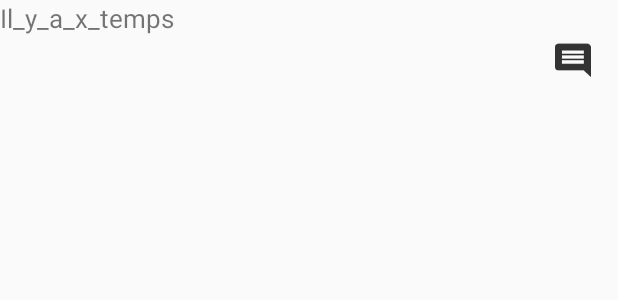
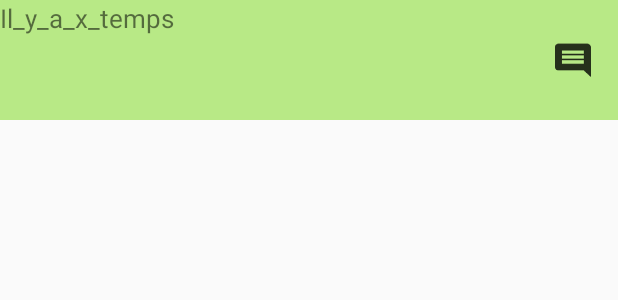
Before and after one commit to MiguelFerreiraMendes/MoodTacker, an Android app: the layout historycell_recycleview.xml on its own in the app's theme, with its tools: preview values and no code run, on a phone screen of 412 x 824 dp. Shown: the top 300 px of the screen. Run offline under Robolectric (Android 15) with nearby library versions, the phone set to English and light mode, and no system bars.

```diff
--- a/app/src/main/res/layout/historycell_recycleview.xml
+++ b/app/src/main/res/layout/historycell_recycleview.xml
@@ -1,16 +1,16 @@
 <?xml version="1.0" encoding="utf-8"?>
 <android.support.constraint.ConstraintLayout xmlns:android="http://schemas.android.com/apk/res/android"
     xmlns:app="http://schemas.android.com/apk/res-auto"
-    xmlns:tools="http://schemas.android.com/tools"
     android:id="@+id/backgroundcolor"
     android:layout_width="match_parent"
-    android:layout_height="wrap_content">
+    android:layout_height="wrap_content"
+    android:background="@color/background_happy">
 
     <TextView
         android:id="@+id/Il_y_a_x_Temps"
         android:layout_width="wrap_content"
         android:layout_height="80dp"
-        android:text="Il_y_a_x_temps"
+        android:text="@string/il_y_a_x_temps"
         android:textSize="17sp"
         app:layout_constraintStart_toStartOf="parent"
         app:layout_constraintTop_toTopOf="parent" />
@@ -21,7 +21,6 @@
         android:layout_height="wrap_content"
         android:layout_marginEnd="10dp"
         android:background="@android:color/transparent"
-        android:contentDescription="TODO"
         android:scaleX="0.6"
         android:scaleY="0.6"
         android:src="@drawable/ic_comment_black_48px"
--- a/app/src/main/res/values/strings.xml
+++ b/app/src/main/res/values/strings.xml
@@ -9,4 +9,5 @@
     <string name="hier">Hier</string>
     <string name="todo">TODO</string>
     <string name="ImagebuttonHistory">TODO</string>
+    <string name="il_y_a_x_temps">Il_y_a_x_temps</string>
 </resources>
```
Also changed, not shown: app/src/main/java/com/miguel/moodtracker/controller/AlertReceiver.java (+13 -5 lines), app/src/main/java/com/miguel/moodtracker/controller/CustomGestureDetector.java (+9 -5 lines), app/src/main/java/com/miguel/moodtracker/controller/MainActivity.java (+23 -12 lines), app/src/main/java/com/miguel/moodtracker/controller/MoodHistory.json (deleted, +0 -38 lines), app/src/main/java/com/miguel/moodtracker/controller/MoodHistoryAdapter.java (+15 -7 lines), app/src/main/java/com/miguel/moodtracker/controller/View_history_recycler_view.java (+7 -4 lines).
